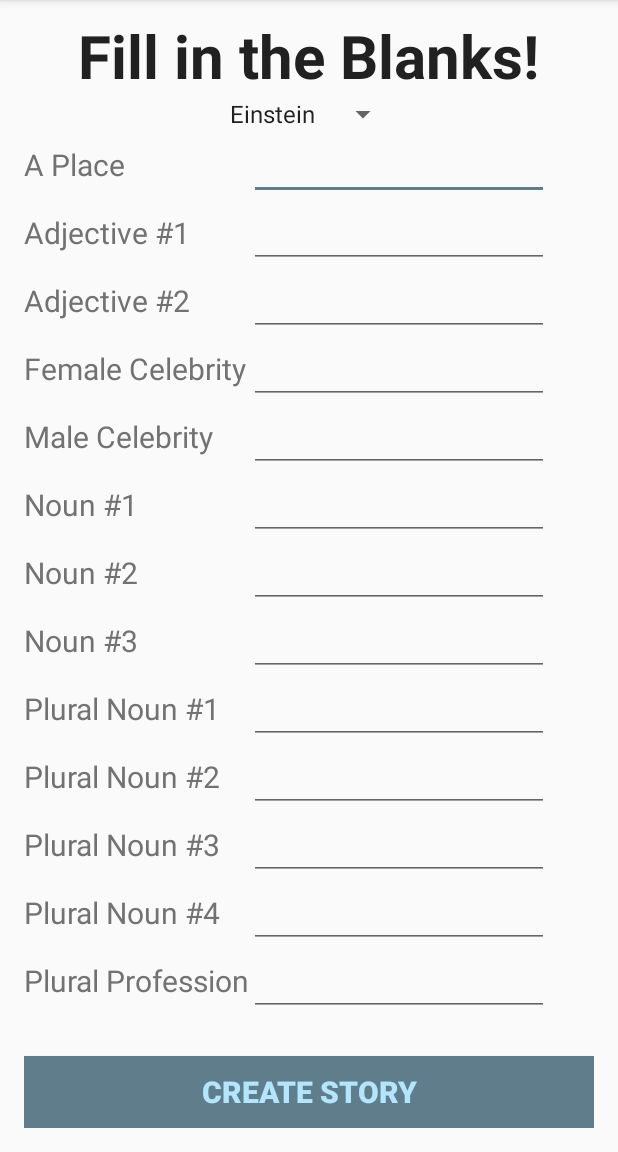
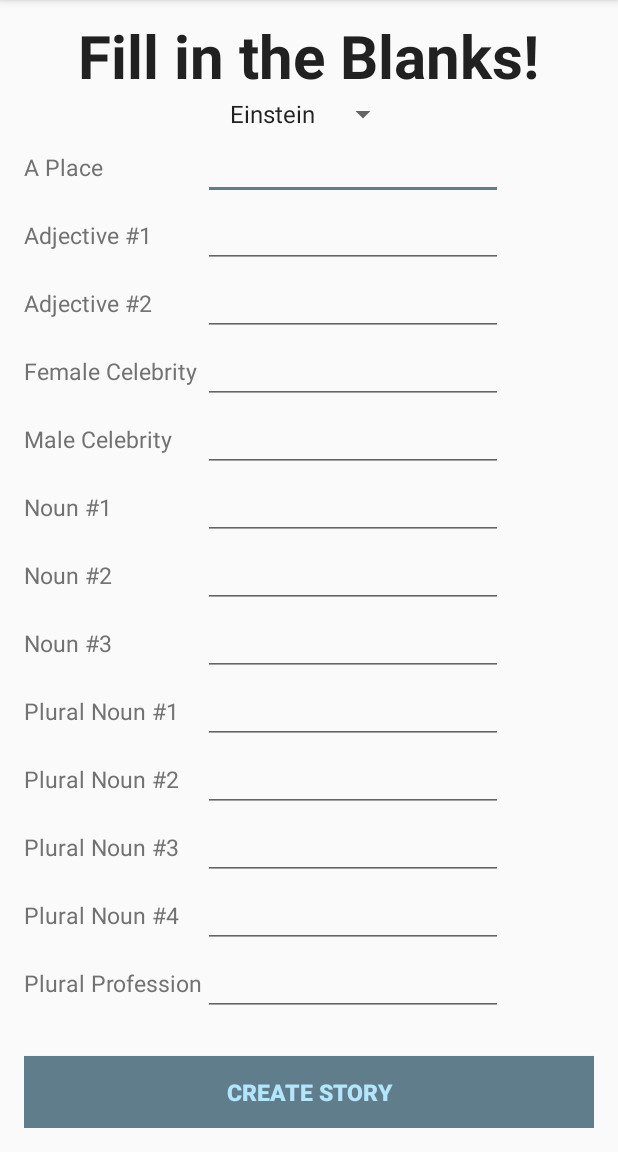
Before and after one commit to arolling/android-mad-libs, an Android app: the screen it shows after launch (MainActivity), on a phone screen of 412 x 824 dp, the part 84-1236 px from its top. Run offline under Robolectric (Android 15) with nearby library versions, the phone set to English and light mode, and no system bars; our stand-ins replace ButterKnife.

```diff
--- a/app/src/main/AndroidManifest.xml
+++ b/app/src/main/AndroidManifest.xml
@@ -7,6 +7,7 @@
         android:icon="@mipmap/ic_launcher"
         android:label="@string/app_name"
         android:supportsRtl="true"
+        android:debuggable="true"
         android:theme="@style/AppTheme">
         <activity android:name=".MainActivity">
             <intent-filter>
--- a/app/src/main/java/com/epicodus/madlibs/MainActivity.java
+++ b/app/src/main/java/com/epicodus/madlibs/MainActivity.java
@@ -1,10 +1,14 @@
 package com.epicodus.madlibs;
 
+import android.app.Activity;
 import android.content.Intent;
 import android.support.v7.app.AppCompatActivity;
 import android.os.Bundle;
 import android.util.Log;
+import android.view.MotionEvent;
 import android.view.View;
+import android.view.ViewGroup;
+import android.view.inputmethod.InputMethodManager;
 import android.widget.ArrayAdapter;
 import android.widget.Button;
 import android.widget.EditText;
@@ -31,16 +35,42 @@ public class MainActivity extends AppCompatActivity {
     @Bind(R.id.tfPluralProf) EditText mTfPluralProf;
     @Bind(R.id.spinner) Spinner mStorySpinner;
 
+    public static void hideSoftKeyboard(Activity activity){
+        InputMethodManager inputMethodManager = (InputMethodManager) activity.getSystemService(Activity.INPUT_METHOD_SERVICE);
+        inputMethodManager.hideSoftInputFromWindow(activity.getCurrentFocus().getWindowToken(), 0);
+    }
+
+    public void setupUI(View view){
+        if(!(view instanceof EditText)){
+            view.setOnTouchListener(new View.OnTouchListener() {
+                @Override
+                public boolean onTouch(View v, MotionEvent event) {
+                    hideSoftKeyboard(MainActivity.this);
+                    return false;
+                }
+            });
+        }
+
+        if(view instanceof ViewGroup){
+            for (int i = 0; i < ((ViewGroup) view).getChildCount(); i++){
+                View innerView = ((ViewGroup) view).getChildAt(i);
+                setupUI(innerView);
+            }
+        }
+    }
+
 
     @Override
     protected void onCreate(Bundle savedInstanceState) {
         super.onCreate(savedInstanceState);
         setContentView(R.layout.activity_main);
         ButterKnife.bind(this);
-
+        setupUI(findViewById(R.id.mainLayout));
         ArrayAdapter<CharSequence> adapter = ArrayAdapter.createFromResource(this, R.array.story_array, android.R.layout.simple_spinner_item);
         adapter.setDropDownViewResource(android.R.layout.simple_spinner_dropdown_item);
         mStorySpinner.setAdapter(adapter);
+
+
 
         mBtnCreateStory.setOnClickListener(new View.OnClickListener() {
             @Override
@@ -74,7 +104,6 @@ public class MainActivity extends AppCompatActivity {
                 intent.putExtra("pluralNoun4", pluralNoun4);
                 intent.putExtra("pluralProf", pluralProf);
                 intent.putExtra("storyChoice", storyChoice);
-                Log.d(TAG, storyChoice);
                 startActivity(intent);
             }
         });
--- a/app/src/main/java/com/epicodus/madlibs/StoryActivity.java
+++ b/app/src/main/java/com/epicodus/madlibs/StoryActivity.java
@@ -12,6 +12,7 @@ import butterknife.ButterKnife;
 public class StoryActivity extends AppCompatActivity {
     public static final String TAG = StoryActivity.class.getSimpleName();
     @Bind(R.id.storyHolder) TextView mStoryHolder;
+    @Bind(R.id.tvResultsHeader) TextView mResultsHeader;
 
     @Override
     protected void onCreate(Bundle savedInstanceState) {
@@ -34,7 +35,6 @@ public class StoryActivity extends AppCompatActivity {
         String pluralNoun4 = intent.getStringExtra("pluralNoun4");
         String pluralProf = intent.getStringExtra("pluralProf");
         String storyChoice = intent.getStringExtra("storyChoice");
-        Log.d(TAG, storyChoice);
         String storyEinstein = "Albert Einstein, the son of " + malCeleb + " and " + femCeleb +
                 ", was born in Ulm, Germany, in 1879. In 1902, he had a job " +
                 "as assistant " + noun3 + " in the Swiss patent office and attended " +
@@ -55,8 +55,7 @@ public class StoryActivity extends AppCompatActivity {
         } else if (storyChoice.equals("Coding")){
             mStoryHolder.setText("" + storyCoding);
         }
-
-
+        mResultsHeader.setText("Your custom story about " + storyChoice);
 
     }
 }
--- a/app/src/main/res/layout/activity_main.xml
+++ b/app/src/main/res/layout/activity_main.xml
@@ -8,6 +8,7 @@
     android:paddingBottom="@dimen/activity_vertical_margin"
     android:paddingLeft="@dimen/activity_horizontal_margin"
     android:paddingRight="@dimen/activity_horizontal_margin"
+    android:id="@+id/mainLayout"
     tools:context="com.epicodus.madlibs.MainActivity">
 
     <TextView
@@ -51,7 +52,7 @@
                 android:id="@+id/tvPlace"
                 android:layout_column="4"
                 android:textStyle="normal"
-                android:textSize="20sp"
+                android:textSize="15sp"
                 android:textColor="@color/colorSecondaryText" />
 
             <EditText
@@ -59,7 +60,7 @@
                 android:layout_height="wrap_content"
                 android:id="@+id/tfPlace"
                 android:layout_column="8"
-                android:gravity="right" />
+                 />
         </TableRow>
 
         <TableRow
@@ -71,7 +72,7 @@
                 android:id="@+id/tvAdjective1"
                 android:layout_column="4"
                 android:textStyle="normal"
-                android:textSize="20sp"
+                android:textSize="15sp"
                 android:textColor="@color/colorSecondaryText"
                 android:layout_width="wrap_content"
                 android:layout_height="wrap_content" />
@@ -81,7 +82,7 @@
                 android:layout_height="wrap_content"
                 android:id="@+id/tfAdjective1"
                 android:layout_column="8"
-                android:gravity="right" />
+                 />
         </TableRow>
 
         <TableRow
@@ -93,7 +94,7 @@
                 android:id="@+id/tvAdjective2"
                 android:layout_column="4"
                 android:textStyle="normal"
-                android:textSize="20sp"
+                android:textSize="15sp"
                 android:textColor="@color/colorSecondaryText"
                 android:layout_width="wrap_content"
                 android:layout_height="wrap_content" />
@@ -103,7 +104,7 @@
                 android:layout_height="wrap_content"
                 android:id="@+id/tfAdjective2"
                 android:layout_column="8"
-                android:gravity="right" />
+                 />
         </TableRow>
 
         <TableRow
@@ -115,7 +116,7 @@
                 android:id="@+id/tvFemCeleb"
                 android:layout_column="4"
                 android:textStyle="normal"
-                android:textSize="20sp"
+                android:textSize="15sp"
                 android:textColor="@color/colorSecondaryText"
                 android:layout_width="wrap_content"
                 android:layout_height="wrap_content" />
@@ -125,7 +126,7 @@
                 android:layout_height="wrap_content"
                 android:id="@+id/tfFemCeleb"
                 android:layout_column="8"
-                android:gravity="right" />
+                 />
         </TableRow>
 
         <TableRow
@@ -137,7 +138,7 @@
                 android:id="@+id/tvMalCeleb"
                 android:layout_column="4"
                 android:textStyle="normal"
-                android:textSize="20sp"
+                android:textSize="15sp"
                 android:textColor="@color/colorSecondaryText"
                 android:layout_width="wrap_content"
                 android:layout_height="wrap_content" />
@@ -147,7 +148,7 @@
                 android:layout_height="wrap_content"
                 android:id="@+id/tfMalCeleb"
                 android:layout_column="8"
-                android:gravity="right" />
+                 />
         </TableRow>
 
         <TableRow
@@ -159,7 +160,7 @@
                 android:id="@+id/tvNoun1"
                 android:layout_column="4"
                 android:textStyle="normal"
-                android:textSize="20sp"
+                android:textSize="15sp"
                 android:textColor="@color/colorSecondaryText"
                 android:layout_width="wrap_content"
                 android:layout_height="wrap_content" />
@@ -169,7 +170,7 @@
                 android:layout_height="wrap_content"
                 android:id="@+id/tfNoun1"
                 android:layout_column="8"
-                android:gravity="right" />
+                 />
         </TableRow>
 
         <TableRow
@@ -181,7 +182,7 @@
                 android:id="@+id/tvNoun2"
                 android:layout_column="4"
                 android:textStyle="normal"
-                android:textSize="20sp"
+                android:textSize="15sp"
                 android:textColor="@color/colorSecondaryText"
                 android:layout_width="wrap_content"
                 android:layout_height="wrap_content" />
@@ -191,7 +192,7 @@
                 android:layout_height="wrap_content"
                 android:id="@+id/tfNoun2"
                 android:layout_column="8"
-                android:gravity="right" />
+                 />
         </TableRow>
 
         <TableRow
@@ -203,7 +204,7 @@
                 android:id="@+id/tvNoun3"
                 android:layout_column="4"
                 android:textStyle="normal"
-                android:textSize="20sp"
+                android:textSize="15sp"
                 android:textColor="@color/colorSecondaryText"
                 android:layout_width="wrap_content"
                 android:layout_height="wrap_content" />
@@ -213,7 +214,7 @@
                 android:layout_height="wrap_content"
                 android:id="@+id/tfNoun3"
                 android:layout_column="8"
-                android:gravity="right" />
+                 />
         </TableRow>
 
         <TableRow
@@ -225,7 +226,7 @@
                 android:id="@+id/tvPluralNoun1"
                 android:layout_column="4"
                 android:textStyle="normal"
-                android:textSize="20sp"
+                android:textSize="15sp"
                 android:textColor="@color/colorSecondaryText"
                 android:layout_width="wrap_content"
                 android:layout_height="wrap_content" />
@@ -235,7 +236,7 @@
                 android:layout_height="wrap_content"
                 android:id="@+id/tfPluralNoun1"
                 android:layout_column="8"
-                android:gravity="right" />
+                 />
         </TableRow>
 
         <TableRow
@@ -247,7 +248,7 @@
                 android:id="@+id/tvPluralNoun2"
                 android:layout_column="4"
                 android:textStyle="normal"
-                android:textSize="20sp"
+                android:textSize="15sp"
                 android:textColor="@color/colorSecondaryText"
                 android:layout_width="wrap_content"
                 android:layout_height="wrap_content" />
@@ -257,7 +258,7 @@
                 android:layout_height="wrap_content"
                 android:id="@+id/tfPluralNoun2"
                 android:layout_column="8"
-                android:gravity="right" />
+                 />
         </TableRow>
 
         <TableRow
@@ -269,7 +270,7 @@
                 android:id="@+id/tvPluralNoun3"
                 android:layout_column="4"
                 android:textStyle="normal"
-                android:textSize="20sp"
+                android:textSize="15sp"
                 android:textColor="@color/colorSecondaryText"
                 android:layout_width="wrap_content"
                 android:layout_height="wrap_content" />
@@ -279,7 +280,7 @@
                 android:layout_height="wrap_content"
                 android:id="@+id/tfPluralNoun3"
                 android:layout_column="8"
-                android:gravity="right" />
+                 />
         </TableRow>
 
         <TableRow
@@ -291,7 +292,7 @@
                 android:id="@+id/tvPluralNoun4"
                 android:layout_column="4"
                 android:textStyle="normal"
-                android:textSize="20sp"
+                android:textSize="15sp"
                 android:textColor="@color/colorSecondaryText"
                 android:layout_width="wrap_content"
                 android:layout_height="wrap_content" />
@@ -301,7 +302,7 @@
                 android:layout_height="wrap_content"
                 android:id="@+id/tfPluralNoun4"
                 android:layout_column="8"
-                android:gravity="right" />
+                 />
         </TableRow>
 
         <TableRow
@@ -313,7 +314,7 @@
                 android:id="@+id/tvPluralProf"
                 android:layout_column="4"
                 android:textStyle="normal"
-                android:textSize="20sp"
+                android:textSize="15sp"
                 android:textColor="@color/colorSecondaryText"
                 android:layout_width="wrap_content"
                 android:layout_height="wrap_content" />
@@ -323,7 +324,7 @@
                 android:layout_height="wrap_content"
                 android:id="@+id/tfPluralProf"
                 android:layout_column="8"
-                android:gravity="right" />
+                 />
         </TableRow>
 
     </TableLayout>
@@ -332,13 +333,13 @@
 
     <Button
         style="?android:attr/buttonStyleSmall"
-        android:layout_width="match_parent"
+        android:layout_width="fill_parent"
         android:layout_height="wrap_content"
         android:text="Create Story"
         android:id="@+id/btnCreateStory"
         android:background="@color/colorAccent"
         android:textColor="@color/colorPrimaryLight"
-        android:textSize="20sp"
+        android:textSize="15sp"
         android:textStyle="bold"
         android:layout_alignParentBottom="true" />
 
```
Also changed, not shown: app/build.gradle (+10 -0 lines), app/src/main/res/layout/activity_story.xml (+14 -2 lines), 1 other file.
